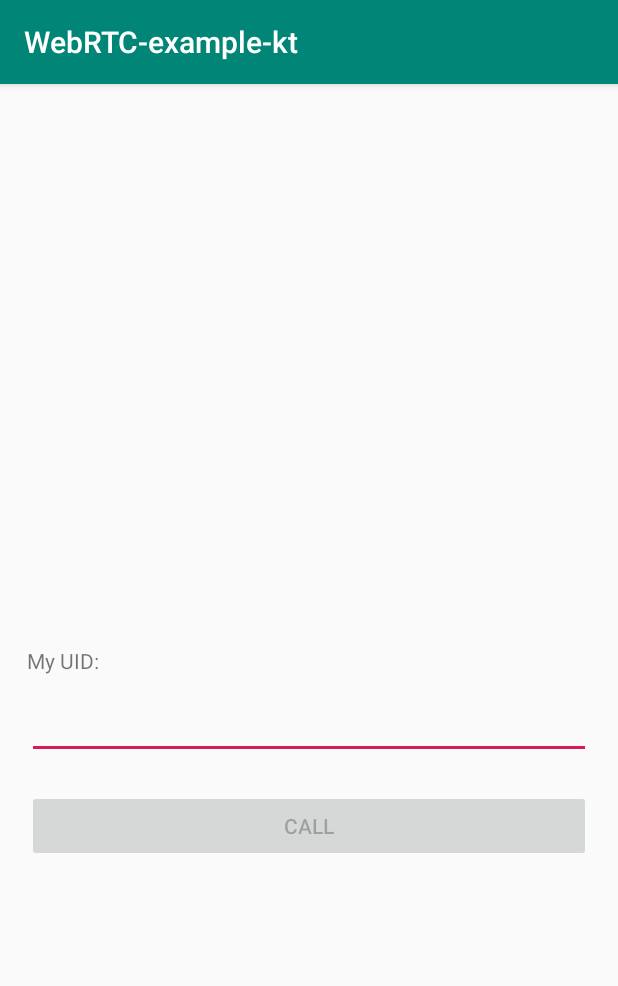
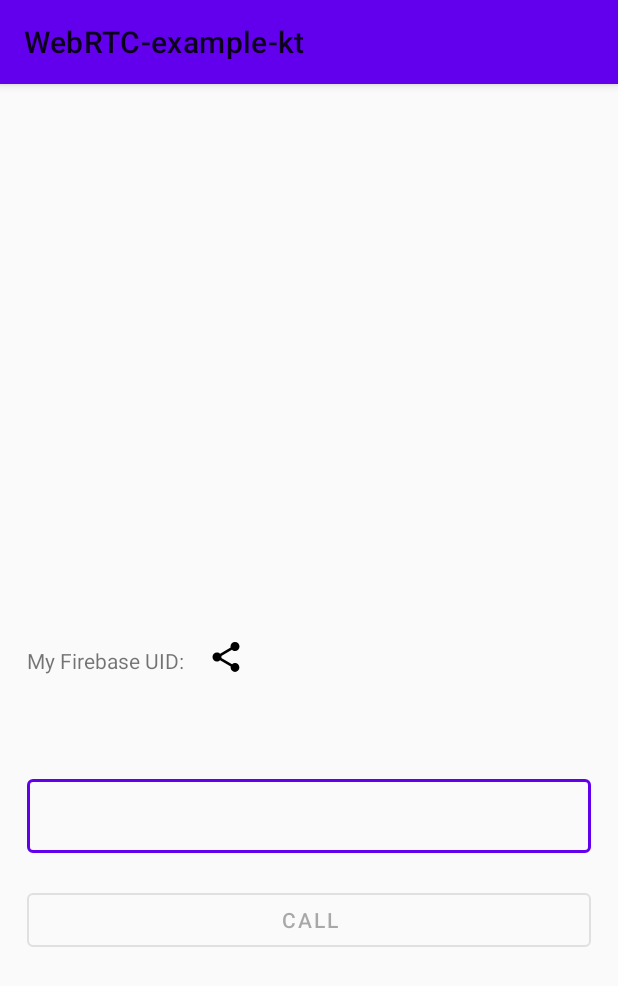
Before and after one commit to s12u/WebRTC-example-kt, an Android app: the screen it shows after launch (MainActivity), on a phone screen of 412 x 824 dp. Shown: the top 986 px of the screen. Run offline under Robolectric (Android 15) with nearby library versions, the phone set to English and light mode, and no system bars; our stand-ins replace Firebase (no records; nobody signed in at launch, a user with empty details on screens opened directly), RxJava, Timber, data binding; libraries missing offline, so code that uses them is left out: com.jakewharton.rxbinding3; 2 statements that could not run were skipped.

Commit message:
Apply material theme / share button

```diff
--- a/app/src/main/AndroidManifest.xml
+++ b/app/src/main/AndroidManifest.xml
@@ -17,7 +17,8 @@
             android:theme="@style/AppTheme">
         <activity android:name="com.tistory.mybstory.webrtc_example_kt.ui.MainActivity">
             <intent-filter>
-                <action android:name="android.intent.action.MAIN"/>
+                <action android:name="android.intent.action.MAIN"
+                        android:windowSoftInputMode="adjustResize"/>
                 <category android:name="android.intent.category.LAUNCHER"/>
             </intent-filter>
         </activity>
--- a/app/src/main/java/com/tistory/mybstory/webrtc_example_kt/ui/CallActivity.kt
+++ b/app/src/main/java/com/tistory/mybstory/webrtc_example_kt/ui/CallActivity.kt
@@ -139,7 +139,6 @@ class CallActivity : Activity() {
         binding.buttonSwitchCamera.setOnClickListener {
             switchCamera()
         }
-
     }
 
     private fun acceptCall() {
@@ -190,5 +189,4 @@ class CallActivity : Activity() {
             }
         }
     }
-
 }
--- a/app/src/main/java/com/tistory/mybstory/webrtc_example_kt/ui/MainActivity.kt
+++ b/app/src/main/java/com/tistory/mybstory/webrtc_example_kt/ui/MainActivity.kt
@@ -1,6 +1,7 @@
 package com.tistory.mybstory.webrtc_example_kt.ui
 
 import android.app.Activity
+import android.content.Intent
 import android.content.pm.PackageManager
 import android.os.Bundle
 import android.widget.Toast
@@ -15,6 +16,7 @@ import com.tistory.mybstory.webrtc_example_kt.databinding.ActivityMainBinding
 import com.tistory.mybstory.webrtc_example_kt.service.RtcService
 import com.tistory.mybstory.webrtc_example_kt.ui.viewmodel.MainViewModel
 import com.tistory.mybstory.webrtc_example_kt.util.extensions.await
+import com.tistory.mybstory.webrtc_example_kt.util.extensions.hideKeyboard
 import com.tistory.mybstory.webrtc_example_kt.util.extensions.launchActivity
 import io.reactivex.disposables.CompositeDisposable
 import io.reactivex.rxkotlin.plusAssign
@@ -23,7 +25,6 @@ import kotlinx.coroutines.CoroutineScope
 import kotlinx.coroutines.Dispatchers
 import kotlinx.coroutines.launch
 import timber.log.Timber
-import java.util.concurrent.TimeUnit
 
 class MainActivity : BaseActivity() {
 
@@ -36,6 +37,7 @@ class MainActivity : BaseActivity() {
     private lateinit var binding: ActivityMainBinding
     private lateinit var viewModel: MainViewModel
     private val disposables = CompositeDisposable()
+    private val sendIntent = Intent()
 
     override fun onCreate(savedInstanceState: Bundle?) {
         super.onCreate(savedInstanceState)
@@ -48,10 +50,11 @@ class MainActivity : BaseActivity() {
         signIn()
     }
 
-    private fun observeUser() = viewModel.observeUser().observe(this, Observer {
-        binding.tvUid.text = it.uid
-
-    })
+    private fun observeUser() =
+        viewModel.observeUser().observe(this, Observer {
+            binding.tvUid.text = it.uid
+            sendIntent.putExtra(Intent.EXTRA_TEXT, it.uid)
+        })
 
     private fun initUI() {
         binding.btnStart.setOnClickListener {
@@ -63,13 +66,24 @@ class MainActivity : BaseActivity() {
             launchActivity<CallActivity>(bundle)
         }
 
+        binding.ivShare.setOnClickListener {
+            sendIntent.apply {
+                action = Intent.ACTION_SEND
+                type = "text/plain"
+            }
+            startActivity(Intent.createChooser(sendIntent, resources.getText(R.string.share_to)))
+        }
+
+        binding.containerMain.setOnClickListener {
+            it.hideKeyboard()
+        }
+
         disposables += et_target.textChangeEvents().skipInitialValue()
             .subscribe {
                 if (it.count == 0) {
                     til_target.error = "Enter remote id!"
                     btn_start.isEnabled = false
-                }
-                else {
+                } else {
                     til_target.error = ""
                     btn_start.isEnabled = true
                 }
--- /dev/null
+++ b/app/src/main/java/com/tistory/mybstory/webrtc_example_kt/util/extensions/ViewExt.kt
@@ -0,0 +1,10 @@
+package com.tistory.mybstory.webrtc_example_kt.util.extensions
+
+import android.content.Context
+import android.view.View
+import android.view.inputmethod.InputMethodManager
+
+fun View.hideKeyboard() {
+    val imm = context.getSystemService(Context.INPUT_METHOD_SERVICE) as InputMethodManager
+    imm.hideSoftInputFromWindow(windowToken, 0)
+}
--- /dev/null
+++ b/app/src/main/res/drawable/ic_baseline_share_24px.xml
@@ -0,0 +1,9 @@
+<vector xmlns:android="http://schemas.android.com/apk/res/android"
+    android:width="24dp"
+    android:height="24dp"
+    android:viewportWidth="24"
+    android:viewportHeight="24">
+  <path
+      android:fillColor="#FF000000"
+      android:pathData="M18,16.08c-0.76,0 -1.44,0.3 -1.96,0.77L8.91,12.7c0.05,-0.23 0.09,-0.46 0.09,-0.7s-0.04,-0.47 -0.09,-0.7l7.05,-4.11c0.54,0.5 1.25,0.81 2.04,0.81 1.66,0 3,-1.34 3,-3s-1.34,-3 -3,-3 -3,1.34 -3,3c0,0.24 0.04,0.47 0.09,0.7L8.04,9.81C7.5,9.31 6.79,9 6,9c-1.66,0 -3,1.34 -3,3s1.34,3 3,3c0.79,0 1.5,-0.31 2.04,-0.81l7.12,4.16c-0.05,0.21 -0.08,0.43 -0.08,0.65 0,1.61 1.31,2.92 2.92,2.92 1.61,0 2.92,-1.31 2.92,-2.92s-1.31,-2.92 -2.92,-2.92z"/>
+</vector>
--- a/app/src/main/res/layout/activity_main.xml
+++ b/app/src/main/res/layout/activity_main.xml
@@ -8,6 +8,7 @@
     </data>
 
     <androidx.constraintlayout.widget.ConstraintLayout
+            android:id="@+id/container_main"
             android:layout_width="match_parent"
             android:layout_height="match_parent"
             android:padding="18dp"
@@ -20,7 +21,7 @@
                 app:layout_constraintTop_toTopOf="parent"
                 app:layout_constraintBottom_toBottomOf="parent"
                 app:layout_constraintStart_toStartOf="parent"
-                android:text="My UID:"/>
+                android:text="My Firebase UID:"/>
 
         <TextView android:id="@+id/tv_uid"
                   android:layout_width="wrap_content"
@@ -30,6 +31,13 @@
                   app:layout_constraintBaseline_toBaselineOf="@id/label_uid"
                   android:layout_marginBottom="100dp"/>
 
+        <ImageView android:id="@+id/iv_share"
+                   android:layout_width="wrap_content" android:layout_height="wrap_content"
+                   android:layout_marginStart="8dp"
+                   app:layout_constraintStart_toEndOf="@id/tv_uid"
+                   app:layout_constraintBottom_toBottomOf="@id/label_uid"
+                   android:src="@drawable/ic_baseline_share_24px" tools:layout_editor_absoluteY="318dp"/>
+
         <com.google.android.material.textfield.TextInputLayout
                 android:id="@+id/til_target"
                 android:layout_width="match_parent"
@@ -37,24 +45,29 @@
                 app:layout_constraintTop_toBottomOf="@id/tv_uid"
                 app:layout_constraintStart_toStartOf="parent"
                 app:layout_constraintEnd_toEndOf="parent"
-                app:errorEnabled="true">
+                android:layout_marginTop="64dp"
+                app:errorEnabled="true"
+                style="@style/Widget.MaterialComponents.TextInputLayout.OutlinedBox"
+                app:endIconMode="clear_text">
 
             <EditText android:id="@+id/et_target"
                       android:layout_width="match_parent"
                       android:layout_height="wrap_content"
+                      android:paddingBottom="10dp"
                       android:maxLines="1"
                       android:inputType="text"/>
 
         </com.google.android.material.textfield.TextInputLayout>
 
 
-        <Button android:id="@+id/btn_start"
+        <com.google.android.material.button.MaterialButton android:id="@+id/btn_start"
                 android:layout_width="match_parent"
                 android:layout_height="wrap_content"
                 android:text="CALL"
                 app:layout_constraintTop_toBottomOf="@id/til_target"
                 app:layout_constraintStart_toStartOf="parent"
                 app:layout_constraintEnd_toEndOf="parent"
+                style="@style/Widget.MaterialComponents.Button.OutlinedButton"
                 android:enabled="false"/>
 
     </androidx.constraintlayout.widget.ConstraintLayout>
--- a/app/src/main/res/values/strings.xml
+++ b/app/src/main/res/values/strings.xml
@@ -1,3 +1,4 @@
 <resources>
     <string name="app_name">WebRTC-example-kt</string>
+    <string name="share_to">Share to</string>
 </resources>
--- a/app/src/main/res/values/styles.xml
+++ b/app/src/main/res/values/styles.xml
@@ -1,11 +1,21 @@
 <resources>
 
     <!-- Base application theme. -->
-    <style name="AppTheme" parent="Theme.AppCompat.Light.DarkActionBar">
+    <style name="AppTheme" parent="Theme.MaterialComponents.Light">
         <!-- Customize your theme here. -->
-        <item name="colorPrimary">@color/colorPrimary</item>
-        <item name="colorPrimaryDark">@color/colorPrimaryDark</item>
-        <item name="colorAccent">@color/colorAccent</item>
+        <item name="colorPrimaryVariant">#000000</item>
+        <item name="colorOnPrimary">#FFFFFF</item>
+        <item name="colorSecondary">#2962FF</item>
+        <item name="colorSecondaryVariant">#0039CB</item>
+        <item name="colorOnSecondary">#FFFFFF</item>
+        <item name="colorError">#F44336</item>
+        <item name="colorOnError">#FFFFFF</item>
+        <item name="colorSurface">#FFFFFF</item>
+        <item name="colorOnSurface">#212121</item>
+        <item name="android:colorBackground">@color/background</item>
+        <item name="colorOnBackground">#212121</item>
     </style>
 
+    <color name="background">#FAFAFA</color>
+
 </resources>
```
